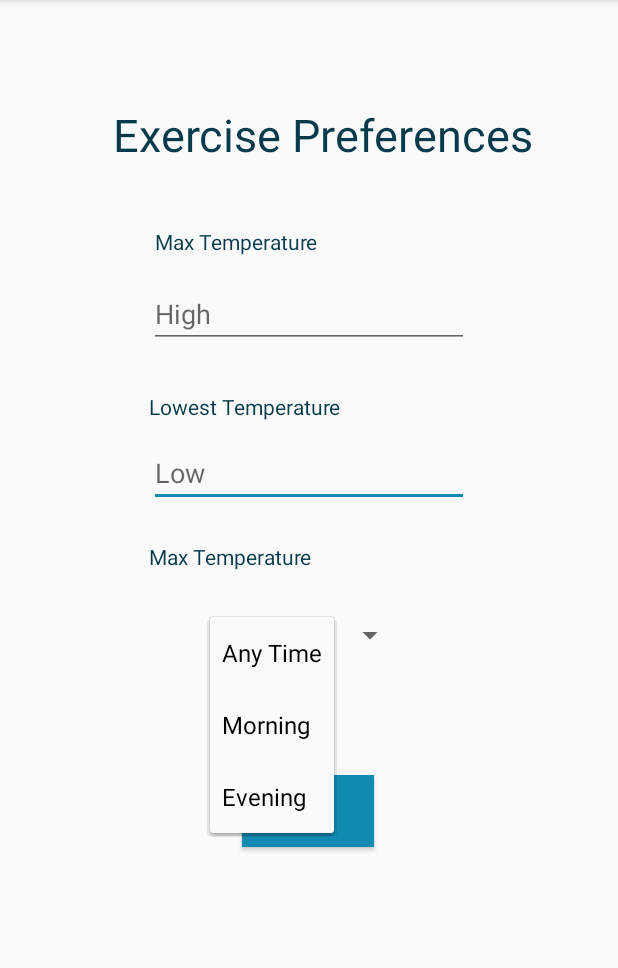
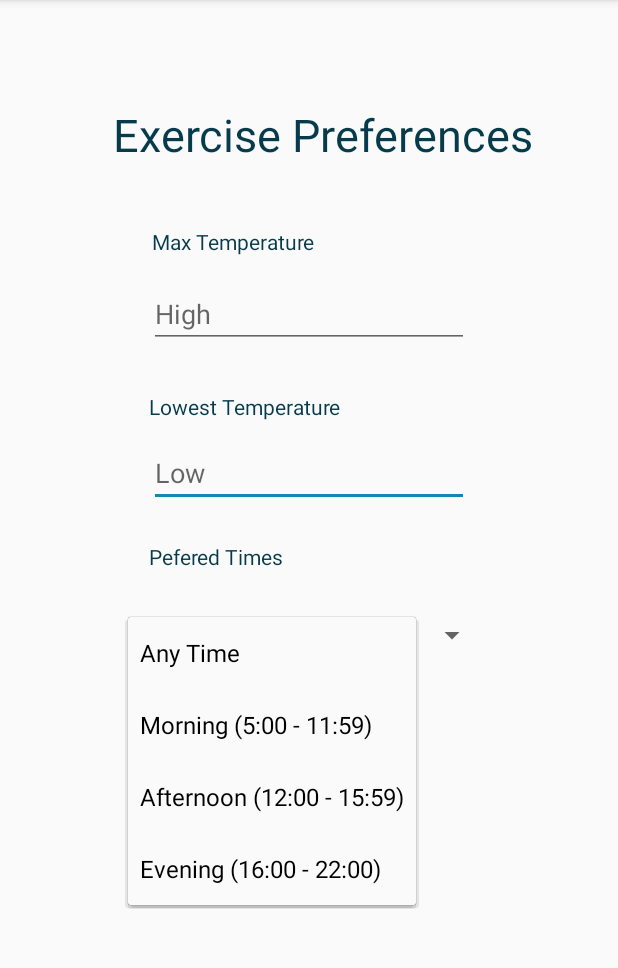
Before and after one commit to evanchang2399/HackTheNortheast, an Android app: the screen it shows after launch (HomeActivity), after a tap on "Any Time", on a phone screen of 412 x 824 dp, the part 84-1052 px from its top. Run offline under Robolectric (Android 15) with nearby library versions, the phone set to English and light mode, and no system bars.

Commit message:
Updated drop down

```diff
--- a/app/src/main/res/layout/activity_main.xml
+++ b/app/src/main/res/layout/activity_main.xml
@@ -21,7 +21,6 @@
             android:textColor="@color/colorGradient5"
             app:layout_constraintBottom_toBottomOf="parent"
             app:layout_constraintEnd_toEndOf="parent"
-            app:layout_constraintHorizontal_bias="0.498"
             app:layout_constraintStart_toStartOf="parent"
             app:layout_constraintTop_toTopOf="parent"
             app:layout_constraintVertical_bias="1.0" />
@@ -75,11 +74,13 @@
             android:id="@+id/textView"
             android:layout_width="wrap_content"
             android:layout_height="wrap_content"
+            android:layout_marginStart="99dp"
             android:layout_marginEnd="200dp"
             android:text="@string/max_temp"
             android:textColor="@color/colorGradient5"
             app:layout_constraintBottom_toBottomOf="parent"
             app:layout_constraintEnd_toEndOf="parent"
+            app:layout_constraintStart_toStartOf="parent"
             app:layout_constraintTop_toTopOf="parent"
             app:layout_constraintVertical_bias="0.202" />
 
@@ -89,7 +90,7 @@
             android:layout_height="wrap_content"
             android:layout_marginStart="99dp"
             android:layout_marginEnd="200dp"
-            android:text="@string/max_temp"
+            android:text="@string/pefered_time"
             android:textColor="@color/colorGradient5"
             app:layout_constraintBottom_toBottomOf="parent"
             app:layout_constraintEnd_toEndOf="parent"
--- a/app/src/main/res/values/strings.xml
+++ b/app/src/main/res/values/strings.xml
@@ -23,12 +23,13 @@
     <string name="day_five">Day Five</string>
     <string name="day_six">Day Six</string>
     <string name="day_seven">Day Seven</string>
+    <string name="pefered_time">Pefered Times</string>
     <!-- Drop Down -->
     <string-array name="prefered_times">
         <item>Any Time</item>
-        <item>Morning</item>
-        <item>Evening</item>
-
+        <item>Morning (5:00 - 11:59)</item>
+        <item>Afternoon (12:00 - 15:59)</item>
+        <item>Evening (16:00 - 22:00)</item>
     </string-array>
 
 
```
Also changed, not shown: app/src/main/java/com/example/tempest/HomeActivity.java (+7 -5 lines).
